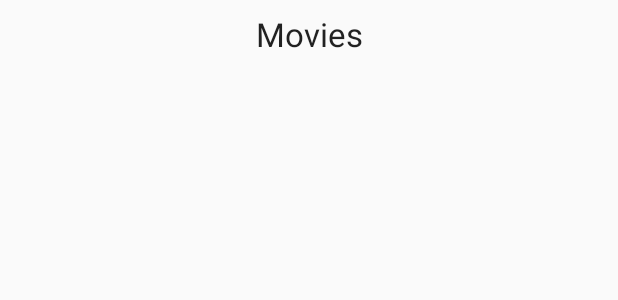
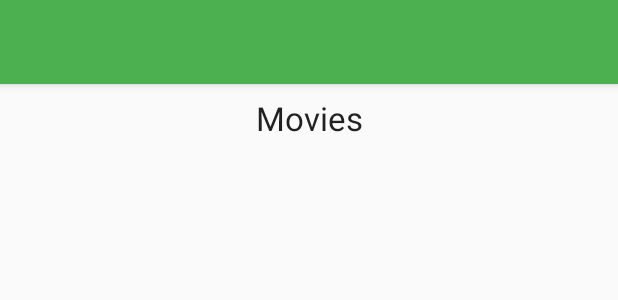
Before and after one commit to derrix060/MoviesReview, an Android app: the layout movies_view.xml on its own in the app's theme, with its tools: preview values and no code run, on a phone screen of 412 x 824 dp. Shown: the top 300 px of the screen. Run offline under Robolectric (Android 15) with nearby library versions, the phone set to English and light mode, and no system bars.

Commit message:
add toolbar on movies view

```diff
--- a/app/src/main/java/com/example/mario/moviesreview/view/MovieDetailActivity.java
+++ b/app/src/main/java/com/example/mario/moviesreview/view/MovieDetailActivity.java
@@ -37,6 +37,8 @@ public class MovieDetailActivity extends AppCompatActivity {
         setContentView(R.layout.movie_detail);
         Toolbar myToolbar = (Toolbar) findViewById(R.id.movie_detail_toolbar);
         setSupportActionBar(myToolbar);
+        getSupportActionBar().setDisplayHomeAsUpEnabled(true);
+
 
         title = (TextView) findViewById(R.id.movie_detail_title);
         summary = (TextView) findViewById(R.id.movie_detail_summary);
--- a/app/src/main/java/com/example/mario/moviesreview/view/MovieListActivity.java
+++ b/app/src/main/java/com/example/mario/moviesreview/view/MovieListActivity.java
@@ -7,6 +7,7 @@ import android.support.design.widget.Snackbar;
 import android.support.v7.app.AppCompatActivity;
 import android.support.v7.widget.LinearLayoutManager;
 import android.support.v7.widget.RecyclerView;
+import android.support.v7.widget.Toolbar;
 
 import com.example.mario.moviesreview.controller.ApiUtil;
 import com.example.mario.moviesreview.controller.MovieItemAdapter;
@@ -39,6 +40,9 @@ public class MovieListActivity extends AppCompatActivity {
 
         // Inflate view
         setContentView(R.layout.movies_view);
+        Toolbar myToolbar = (Toolbar) findViewById(R.id.movie_detail_toolbar);
+        setSupportActionBar(myToolbar);
+        getSupportActionBar().setDisplayHomeAsUpEnabled(true);
 
 
         mRecyclerView = (RecyclerView) findViewById(R.id.movies_rv);
--- a/app/src/main/res/layout/content_main.xml
+++ b/app/src/main/res/layout/content_main.xml
@@ -6,6 +6,7 @@
     android:layout_height="match_parent"
     tools:context="com.example.mario.moviesreview.view.MainActivity"
     tools:showIn="@layout/activity_main">
+
 
 
     <!-- Stop gain auto focus, only to presentation -->
--- a/app/src/main/res/layout/movies_view.xml
+++ b/app/src/main/res/layout/movies_view.xml
@@ -1,9 +1,29 @@
 <?xml version="1.0" encoding="utf-8"?>
 <LinearLayout xmlns:android="http://schemas.android.com/apk/res/android"
+    xmlns:app="http://schemas.android.com/apk/res-auto"
     android:id="@+id/moviesLayout"
     android:orientation="vertical"
     android:layout_width="match_parent"
     android:layout_height="match_parent">
+
+    <android.support.v7.widget.Toolbar
+        android:layout_width="match_parent"
+        android:layout_height="wrap_content"
+        android:id="@+id/movie_detail_toolbar"
+        android:elevation="4dp"
+        android:background="?attr/colorPrimary"
+        app:titleTextColor="@color/cardview_light_background"
+        android:textAlignment="center"
+        />
+
+
+    <ProgressBar
+        android:id="@+id/progressBar"
+        style="?android:attr/progressBarStyle"
+        android:layout_width="match_parent"
+        android:layout_height="0dp"
+        android:layout_weight="0"
+        />
 
     <TextView
         android:id="@+id/title_movies"
```
